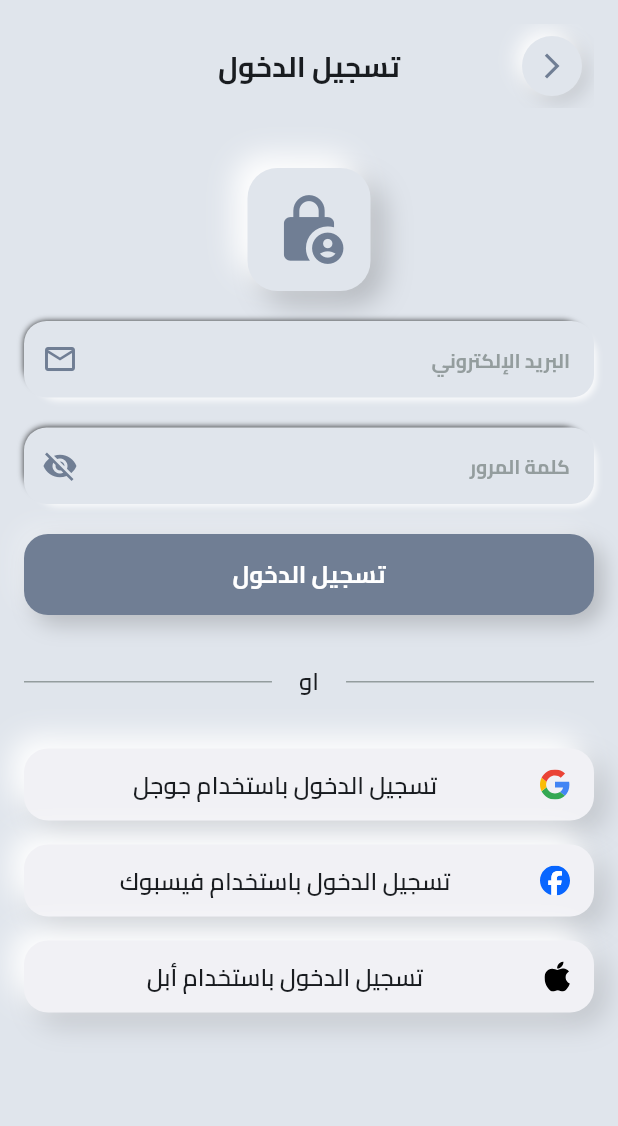
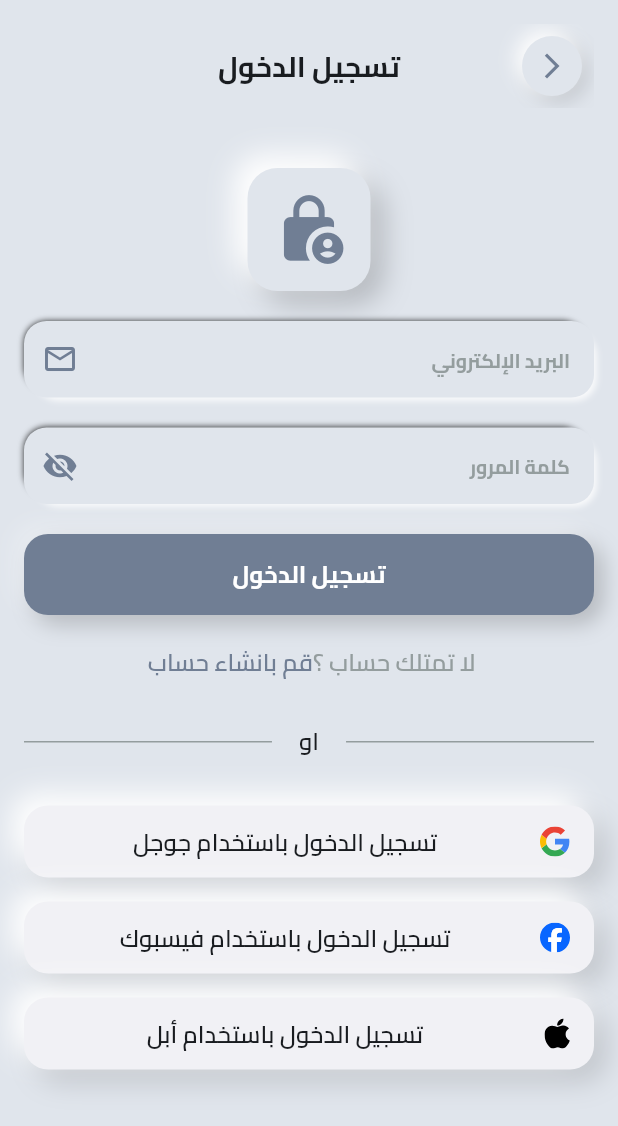
Before and after one commit to AhmedMagdy-10/widget_space, a Flutter app: the screen it shows after launch, on a phone screen of 412 x 824 dp. Shown: the top 1126 px of the screen. Run offline on Flutter 3.47's test engine with Material 3 defaults, Android fonts, the phone set to English and light mode, and no system bars; our stand-ins replace dartz, device_preview, flutter_bloc, flutter_svg, fluttertoast, lottie and 1 more; accounts and stored records are empty.

Commit message:
Create have and dont have account widgets

```diff
--- a/lib/core/helper/on_generate_function.dart
+++ b/lib/core/helper/on_generate_function.dart
@@ -1,5 +1,5 @@
 import 'package:flutter/material.dart';
-import 'package:widget_space/feature/auth/presentation/view/sign_in_view.dart';
+import 'package:widget_space/feature/auth/presentation/view/login_view.dart';
 import 'package:widget_space/feature/splash/Ui/splash_screen.dart';
 
 Route<dynamic>? onGenerateFunction(RouteSettings settings) {
--- a/lib/core/widgets/build_custom_app_bar.dart
+++ b/lib/core/widgets/build_custom_app_bar.dart
@@ -4,6 +4,7 @@ import 'package:widget_space/core/utils/app_text_styles.dart';
 
 AppBar buildAppBar(BuildContext context, String title) {
   return AppBar(
+    scrolledUnderElevation: 0,
     backgroundColor: Colors.transparent,
     centerTitle: true,
     title: Text(title, style: TextStyles.bold19.copyWith()),
--- /dev/null
+++ b/lib/feature/auth/presentation/view/widgets/dont_have_account_widget.dart
@@ -0,0 +1,29 @@
+import 'package:flutter/material.dart';
+import 'package:widget_space/core/utils/app_colors.dart';
+import 'package:widget_space/core/utils/app_text_styles.dart';
+
+class DontHaveAccountWidget extends StatelessWidget {
+  const DontHaveAccountWidget({super.key});
+
+  @override
+  Widget build(BuildContext context) {
+    return Row(
+      mainAxisAlignment: MainAxisAlignment.center,
+      children: [
+        Text(
+          'لا تمتلك حساب ؟',
+          style: TextStyles.semiBold16.copyWith(color: Color(0xFF949D9E)),
+        ),
+        GestureDetector(
+          onTap: () {},
+          child: Text(
+            'قم بانشاء حساب ',
+            style: TextStyles.semiBold16.copyWith(
+              color: AppColors.seconderyColor,
+            ),
+          ),
+        ),
+      ],
+    );
+  }
+}
--- a/lib/feature/auth/presentation/view/widgets/login_view_body.dart
+++ b/lib/feature/auth/presentation/view/widgets/login_view_body.dart
@@ -4,6 +4,7 @@ import 'package:widget_space/core/widgets/build_custom_app_bar.dart';
 import 'package:widget_space/core/widgets/custom_button.dart';
 import 'package:widget_space/core/widgets/skeuo_container.dart';
 import 'package:widget_space/feature/auth/presentation/view/widgets/custom_text_form_field.dart';
+import 'package:widget_space/feature/auth/presentation/view/widgets/dont_have_account_widget.dart';
 import 'package:widget_space/feature/auth/presentation/view/widgets/or_divider.dart';
 import 'package:widget_space/feature/auth/presentation/view/widgets/social_login_button.dart';
 
@@ -61,9 +62,13 @@ class _LoginViewBodyState extends State<LoginViewBody> {
             SizedBox(height: 20),
 
             CustomButton(onPressed: () {}, data: 'تسجيل الدخول'),
-            SizedBox(height: 33),
+
+            SizedBox(height: 20),
+            DontHaveAccountWidget(),
+            SizedBox(height: 30),
+
             OrDivider(),
-            SizedBox(height: 33),
+            SizedBox(height: 31),
             SocialLoginButton(
               onPressed: () {},
               image: 'assets/images/google_icon.svg',
--- a/lib/main.dart
+++ b/lib/main.dart
@@ -1,12 +1,13 @@
+import 'package:device_preview/device_preview.dart';
 import 'package:flutter/material.dart';
 import 'package:flutter_localizations/flutter_localizations.dart';
 import 'package:widget_space/core/utils/app_colors.dart';
-import 'package:widget_space/feature/auth/presentation/view/sign_in_view.dart';
+import 'package:widget_space/feature/auth/presentation/view/login_view.dart';
 
 import 'generated/l10n.dart';
 
 void main() {
-  runApp(const MyApp());
+  runApp(DevicePreview(enabled: false, builder: (context) => const MyApp()));
 }
 
 class MyApp extends StatelessWidget {
@@ -30,6 +31,7 @@ class MyApp extends StatelessWidget {
       ],
       supportedLocales: S.delegate.supportedLocales,
       locale: const Locale('ar'),
+      builder: DevicePreview.appBuilder,
 
       home: LoginView(),
     );
--- a/pubspec.yaml
+++ b/pubspec.yaml
@@ -30,6 +30,7 @@ environment:
 dependencies:
   cupertino_icons: ^1.0.8
   dartz: ^0.10.1
+  device_preview: ^1.3.1
   flutter:
     sdk: flutter
   flutter_bloc: ^9.1.1
```
Also changed, not shown: lib/feature/auth/presentation/view/widgets/have_an_account.dart (added, +31 -0 lines), lib/feature/auth/presentation/view/login_view.dart (renamed from lib/feature/auth/presentation/view/sign_in_view.dart), pubspec.lock.
